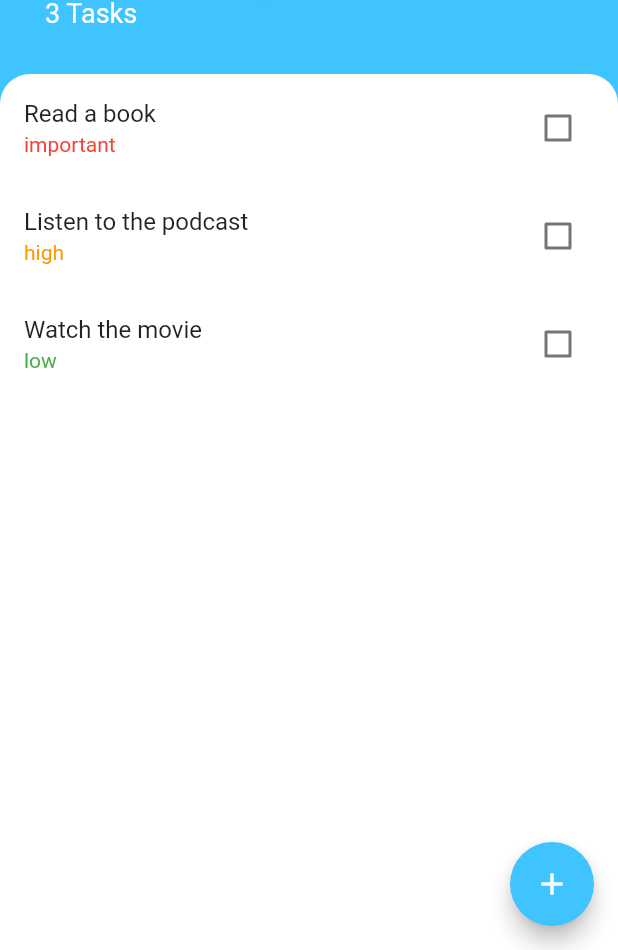
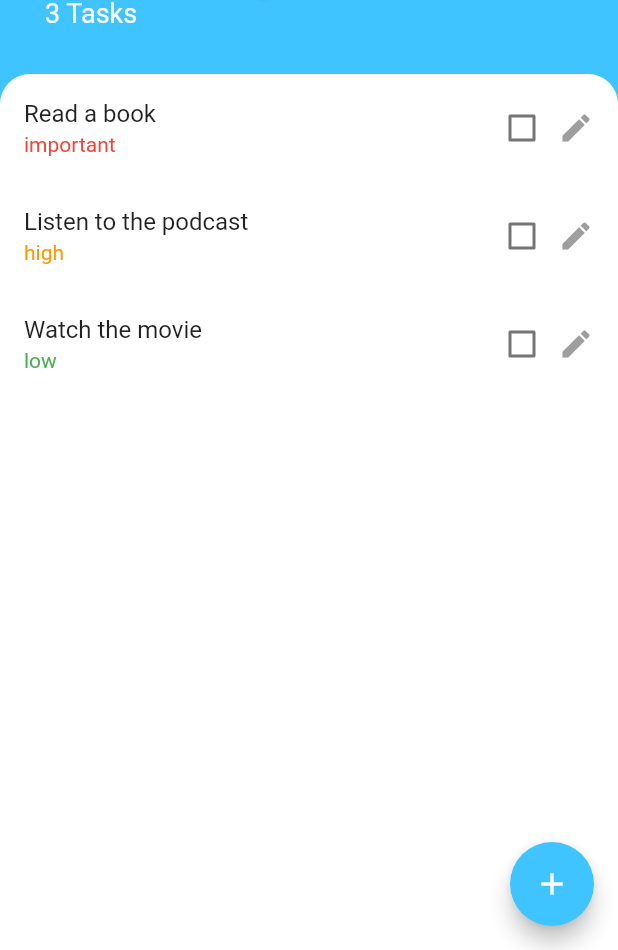
Before and after one commit to Amirnlz/Todoey, a Flutter app: the screen it shows after launch, on a phone screen of 412 x 824 dp, the part 286-1236 px from its top. Run offline on Flutter 3.47's test engine with Material 2 defaults, Android fonts, the phone set to English and light mode, and no system bars; drawn by our look-alikes of flutter_neumorphic.

Commit message:
Add edit option to Tasks

```diff
--- a/lib/screens/tasks_screen.dart
+++ b/lib/screens/tasks_screen.dart
@@ -1,6 +1,6 @@
 import 'package:flutter/material.dart';
 import 'package:todoey_flutter/widgets/tasks_list.dart';
-import 'add_task_screen.dart';
+import 'task_management.dart';
 import 'package:todoey_flutter/models/task_data.dart';
 import 'package:provider/provider.dart';
 import 'package:flutter_neumorphic/flutter_neumorphic.dart';
@@ -17,7 +17,7 @@ class TasksScreen extends StatelessWidget {
         onPressed: () {
           showModalBottomSheet(
             context: context,
-            builder: (context) => const AddTaskScreen(),
+            builder: (context) => const TaskManagement(),
           );
         },
         child: const Icon(Icons.add),
--- a/lib/widgets/task_tile.dart
+++ b/lib/widgets/task_tile.dart
@@ -1,21 +1,22 @@
 import 'package:flutter/material.dart';
 import 'package:todoey_flutter/constants.dart';
+import 'package:todoey_flutter/screens/task_management.dart';
+import 'package:provider/provider.dart';
+import 'package:todoey_flutter/models/task_data.dart';
 
 class TaskTile extends StatelessWidget {
   final bool isChecked;
   final String taskTitle;
   final Priority taskPriority;
   final Function(bool?) checkCallback;
-  final Function()? logPressCallback;
 
-  const TaskTile(
-      {Key? key,
+  const TaskTile({
+    Key? key,
     required this.isChecked,
     required this.taskTitle,
     required this.taskPriority,
     required this.checkCallback,
-      required this.logPressCallback})
-      : super(key: key);
+  }) : super(key: key);
 
   Color getPriorityColor() {
     if (taskPriority == Priority.important) {
@@ -40,10 +41,29 @@ class TaskTile extends StatelessWidget {
           decoration: isChecked ? TextDecoration.lineThrough : null,
         ),
       ),
-      trailing: Checkbox(
+      trailing: Row(
+        mainAxisSize: MainAxisSize.min,
+        children: [
+          Checkbox(
             activeColor: Colors.lightBlueAccent,
             value: isChecked,
             onChanged: checkCallback,
+          ),
+          GestureDetector(
+            child: const Icon(
+              Icons.edit,
+              color: Colors.grey,
+            ),
+            onTap: () {
+              Provider.of<TaskData>(context, listen: false)
+                  .deleteTaskByTitle(taskTitle, taskPriority);
+              showModalBottomSheet(
+                context: context,
+                builder: (context) => TaskManagement(whichTask: taskTitle),
+              );
+            },
+          ),
+        ],
       ),
       subtitle: Text(
         taskPriority.toShortString(),
@@ -51,7 +71,6 @@ class TaskTile extends StatelessWidget {
           color: getPriorityColor(),
         ),
       ),
-      onLongPress: logPressCallback,
     );
   }
 }
--- a/lib/widgets/tasks_list.dart
+++ b/lib/widgets/tasks_list.dart
@@ -20,9 +20,6 @@ class TasksList extends StatelessWidget {
               checkCallback: (checkboxState) {
                 taskData.updateTask(task);
               },
-              logPressCallback: () {
-                taskData.deleteTask(task);
-              },
             );
           },
           itemCount: taskData.taskCount,
--- a/pubspec.yaml
+++ b/pubspec.yaml
@@ -28,8 +28,4 @@ dev_dependencies:
 
 flutter:
 
-
   uses-material-design: true
-
-  # assets:
-  #   - images/a_dot_burr.jpeg
```
Also changed, not shown: lib/models/task_data.dart (+12 -0 lines), lib/screens/task_management.dart (renamed from lib/screens/add_task_screen.dart, +25 -17 lines). Lines whose indentation alone changed are shown as unchanged.
